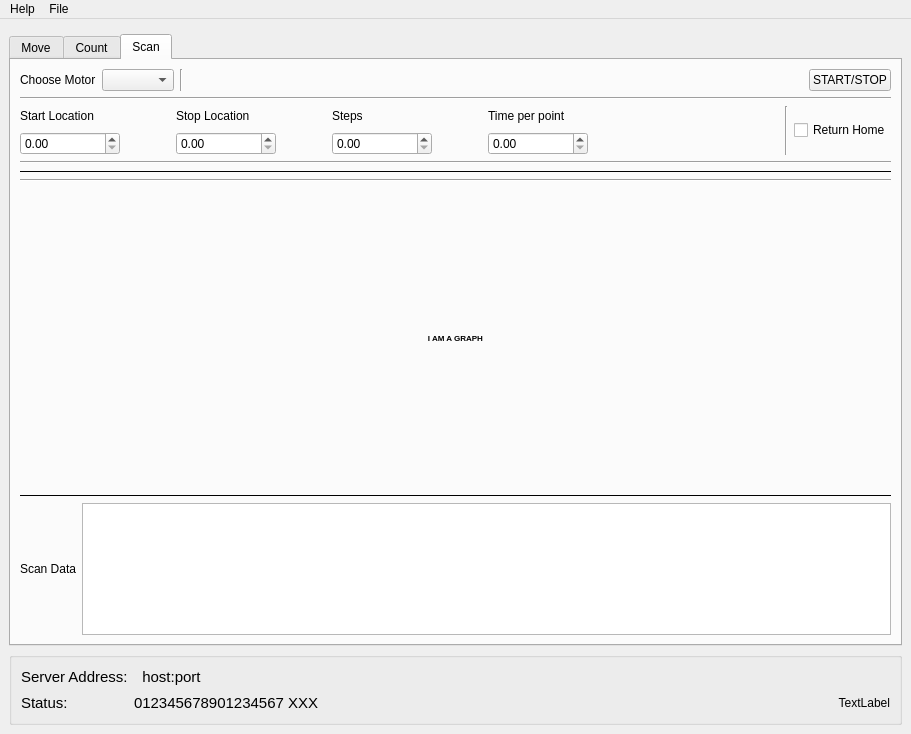
This is main_controller/windows/main_window.ui in ayuzer/HXMA_Python_Gui as Qt 5 draws it before an edit. The edited form follows.
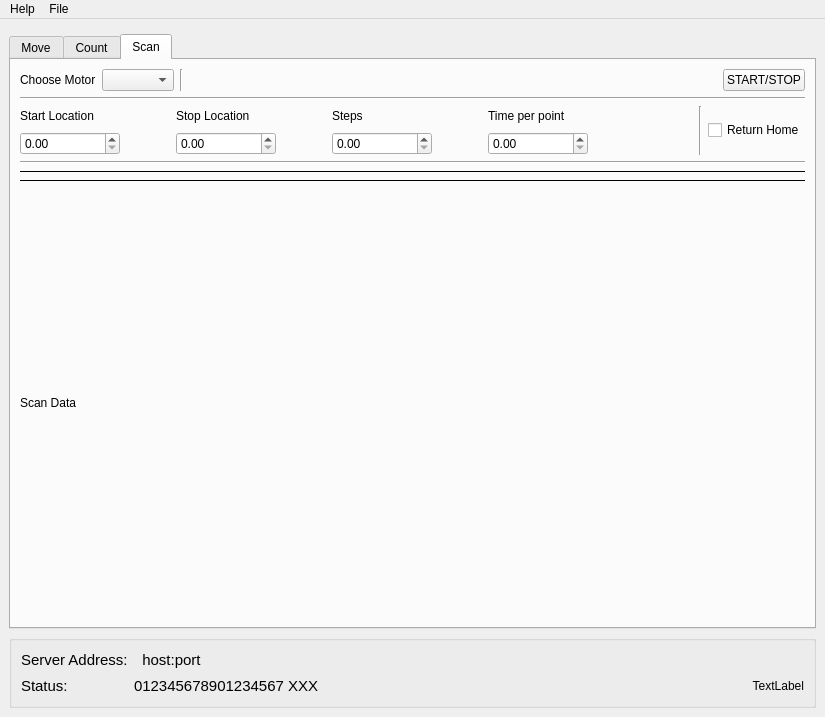
This is the edited form. The open tabs and pages were chosen to show the change.

```diff
--- a/main_controller/windows/main_window.ui
+++ b/main_controller/windows/main_window.ui
@@ -6,8 +6,8 @@
    <rect>
     <x>0</x>
     <y>0</y>
-    <width>911</width>
-    <height>734</height>
+    <width>825</width>
+    <height>717</height>
    </rect>
   </property>
   <property name="windowTitle">
@@ -862,6 +862,9 @@
               </item>
               <item>
                <layout class="QHBoxLayout" name="horizontalLayout_ScanSettings">
+                <property name="sizeConstraint">
+                 <enum>QLayout::SetDefaultConstraint</enum>
+                </property>
                 <item>
                  <layout class="QGridLayout" name="gridLayout_ScanSettings">
                   <item row="1" column="2">
@@ -1095,37 +1098,10 @@
                </widget>
               </item>
               <item>
-               <layout class="QVBoxLayout" name="verticalLayout_6">
-                <item>
-                 <widget class="Line" name="line_7">
-                  <property name="orientation">
-                   <enum>Qt::Horizontal</enum>
-                  </property>
-                 </widget>
-                </item>
-                <item>
-                 <widget class="QLabel" name="label">
-                  <property name="minimumSize">
-                   <size>
-                    <width>300</width>
-                    <height>300</height>
-                   </size>
-                  </property>
-                  <property name="font">
-                   <font>
-                    <pointsize>6</pointsize>
-                    <weight>75</weight>
-                    <bold>true</bold>
-                   </font>
-                  </property>
-                  <property name="text">
-                   <string>I AM A GRAPH</string>
-                  </property>
-                  <property name="alignment">
-                   <set>Qt::AlignCenter</set>
-                  </property>
-                 </widget>
-                </item>
+               <layout class="QVBoxLayout" name="verticalLayout_scan_graph">
+                <property name="sizeConstraint">
+                 <enum>QLayout::SetDefaultConstraint</enum>
+                </property>
                </layout>
               </item>
               <item>
@@ -1150,9 +1126,6 @@
                   </property>
                  </widget>
                 </item>
-                <item>
-                 <widget class="QColumnView" name="columnView_scan_data"/>
-                </item>
                </layout>
               </item>
              </layout>
@@ -1300,7 +1273,7 @@
     <rect>
      <x>0</x>
      <y>0</y>
-     <width>911</width>
+     <width>825</width>
      <height>25</height>
     </rect>
    </property>
```
Left out of the diff: 2 changed lines with no effect on the pictures.
